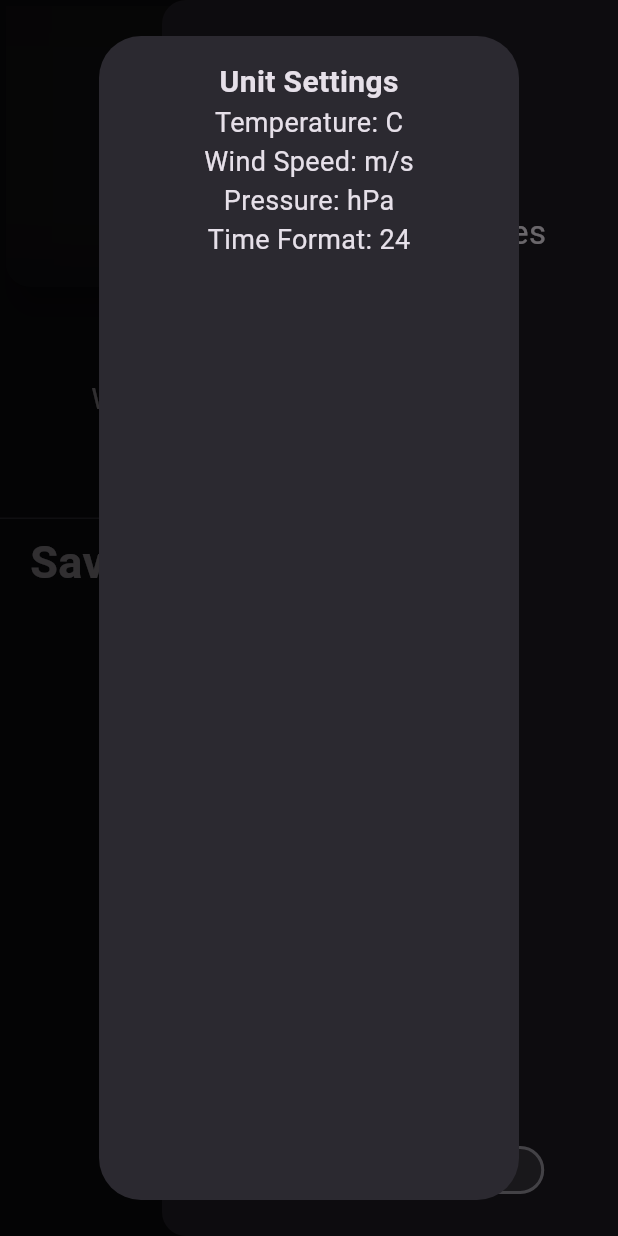
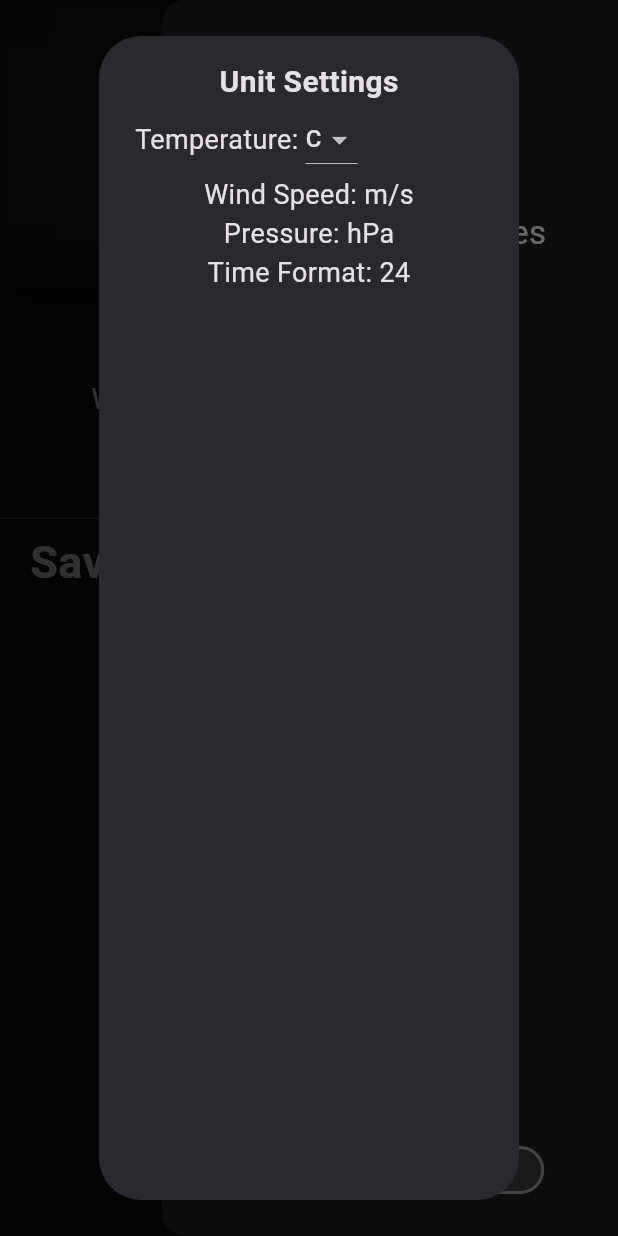
Before and after one commit to Keremovsky/flutter_weather_app, a Flutter app: the screen it shows after launch, after a tap on the "menu" icon, after a tap on "Unit Settings", on a phone screen of 412 x 824 dp. Run offline on Flutter 3.47's test engine with Material 2 defaults, Android fonts, the phone set to English and light mode, and no system bars; our stand-ins replace either_dart, flutter_riverpod, geolocator, internet_connection_checker, riverpod, shared_preferences.

Commit message:
main weather UI responding temp type changes

```diff
--- a/lib/core/constants/constants.dart
+++ b/lib/core/constants/constants.dart
@@ -38,4 +38,9 @@ class Constants {
     "Clear": Icons.sunny,
     "Clouds": Icons.cloud,
   };
+
+  static final tempDropDownItems = [
+    const DropdownMenuItem(value: "C", child: Text("C")),
+    const DropdownMenuItem(value: "K", child: Text("K")),
+  ];
 }
--- a/lib/core/state_notifiers/unit_setting_notifer.dart
+++ b/lib/core/state_notifiers/unit_setting_notifer.dart
@@ -16,7 +16,9 @@ class UnitSettingNotifier extends StateNotifier<UnitSetting> {
               pressureUnit: "hPa",
               windSpeedUnit: "m/s",
               timeFormatUnit: "24"),
-        );
+        ) {
+    init();
+  }
 
   void init() async {
     prefs = await SharedPreferences.getInstance();
@@ -34,7 +36,7 @@ class UnitSettingNotifier extends StateNotifier<UnitSetting> {
   }
 
   void setUnitSetting(UnitSetting newUnitSetting) {
-    List<String> unitSettingValues = [
+    final List<String> unitSettingValues = [
       newUnitSetting.tempUnit,
       newUnitSetting.pressureUnit,
       newUnitSetting.windSpeedUnit,
--- a/lib/features/weather/controller/weather_controller.dart
+++ b/lib/features/weather/controller/weather_controller.dart
@@ -47,7 +47,7 @@ class WeatherController extends StateNotifier {
         for (int a = 0; a < 7; a++) {
           final parseHour = DateTime.parse(dataList[a]["dt_txt"]);
 
-          final temp = dataList[a]["main"]["temp"].toInt() - 273;
+          final temp = dataList[a]["main"]["temp"].toInt();
           final state = dataList[a]["weather"][0]["main"];
           final pressure = dataList[a]["main"]["pressure"];
           final humidity = dataList[a]["main"]["humidity"];
@@ -102,7 +102,7 @@ class WeatherController extends StateNotifier {
         );
       },
       (right) {
-        final temp = right["main"]["temp"].toInt() - 273;
+        final temp = right["main"]["temp"].toInt();
         final state = right["weather"][0]["main"];
         final pressure = right["main"]["pressure"];
         final humidity = right["main"]["humidity"];
@@ -148,7 +148,7 @@ class WeatherController extends StateNotifier {
           final city = data["city"]["name"];
           final country = data["city"]["country"];
 
-          final temp = dataList[0]["main"]["temp"].toInt() - 273;
+          final temp = dataList[0]["main"]["temp"].toInt();
           final state = dataList[0]["weather"][0]["main"];
           final pressure = dataList[0]["main"]["pressure"];
           final humidity = dataList[0]["main"]["humidity"];
--- a/lib/features/weather/widgets/main_weather_box/data_main_weather_box.dart
+++ b/lib/features/weather/widgets/main_weather_box/data_main_weather_box.dart
@@ -71,7 +71,9 @@ class _MainWeatherBoxState extends ConsumerState<DataMainWeatherBox> {
                       Row(
                         children: [
                           Text(
-                            "${currentTime.cityName} / ${(currentTime.temp)}⁰${unitSetting.tempUnit}",
+                            unitSetting.tempUnit == "K"
+                                ? "${currentTime.cityName} / ${(currentTime.temp)}⁰K"
+                                : "${currentTime.cityName} / ${(currentTime.temp) - 273}⁰C",
                             style: const TextStyle(
                               fontSize: 30,
                               fontWeight: FontWeight.bold,
--- a/lib/features/weather/widgets/main_weather_box/hourly_weather_box.dart
+++ b/lib/features/weather/widgets/main_weather_box/hourly_weather_box.dart
@@ -31,7 +31,9 @@ class HourlyWeatherBox extends ConsumerWidget {
               size: 45,
             ),
             Text(
-              "${cityWeather.temp.toString()}⁰${unitSetting.tempUnit}",
+              unitSetting.tempUnit == "K"
+                  ? "${(cityWeather.temp)}⁰K"
+                  : "${(cityWeather.temp) - 273}⁰C",
               style: const TextStyle(fontSize: 15),
             ),
           ],
--- a/lib/features/weather/widgets/unit_settings.dart
+++ b/lib/features/weather/widgets/unit_settings.dart
@@ -1,5 +1,6 @@
 import 'package:flutter/material.dart';
 import 'package:flutter_riverpod/flutter_riverpod.dart';
+import 'package:flutter_weather_app/core/constants/constants.dart';
 import 'package:flutter_weather_app/core/state_notifiers/unit_setting_notifer.dart';
 
 class UnitSettings extends ConsumerWidget {
@@ -21,9 +22,22 @@ class UnitSettings extends ConsumerWidget {
               fontWeight: FontWeight.bold,
             ),
           ),
-          Text(
-            "Temperature: ${unitSetting.tempUnit}",
-            style: const TextStyle(fontSize: 18),
+          Row(
+            children: [
+              const Text(
+                "Temperature: ",
+                style: TextStyle(fontSize: 18),
+              ),
+              DropdownButton(
+                value: unitSetting.tempUnit,
+                items: Constants.tempDropDownItems,
+                onChanged: (value) {
+                  ref
+                      .read(unitSettingNotifierProvider.notifier)
+                      .setUnitSetting(unitSetting.copyWith(tempUnit: value));
+                },
+              )
+            ],
           ),
           Text(
             "Wind Speed: ${unitSetting.windSpeedUnit}",
```
